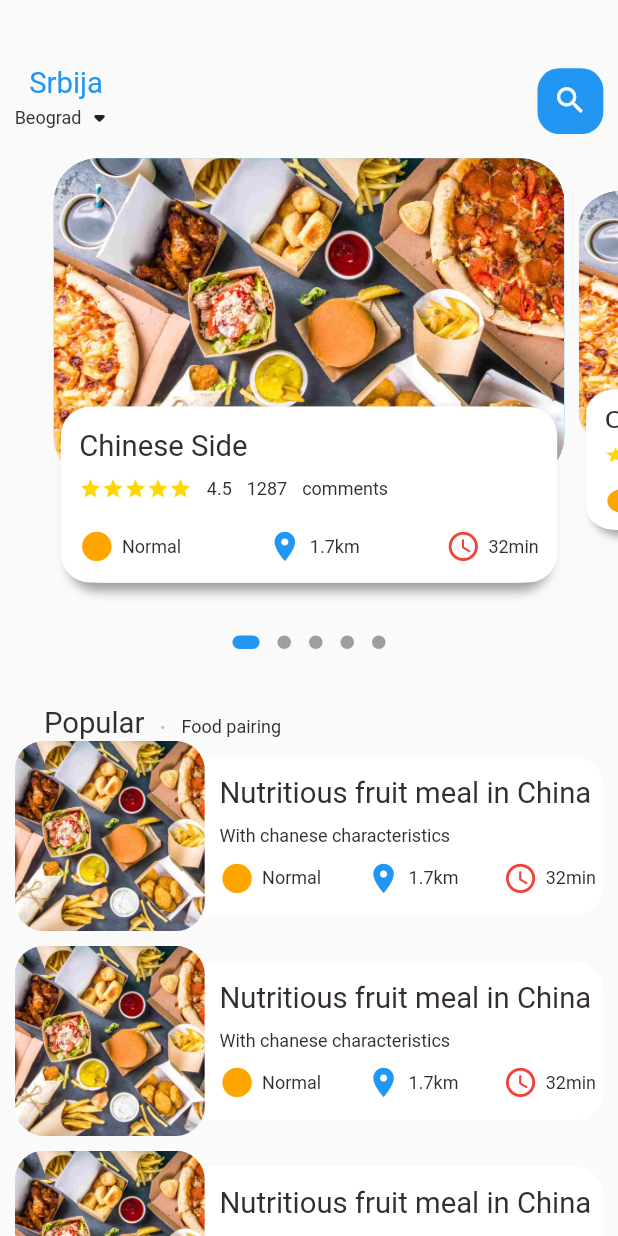
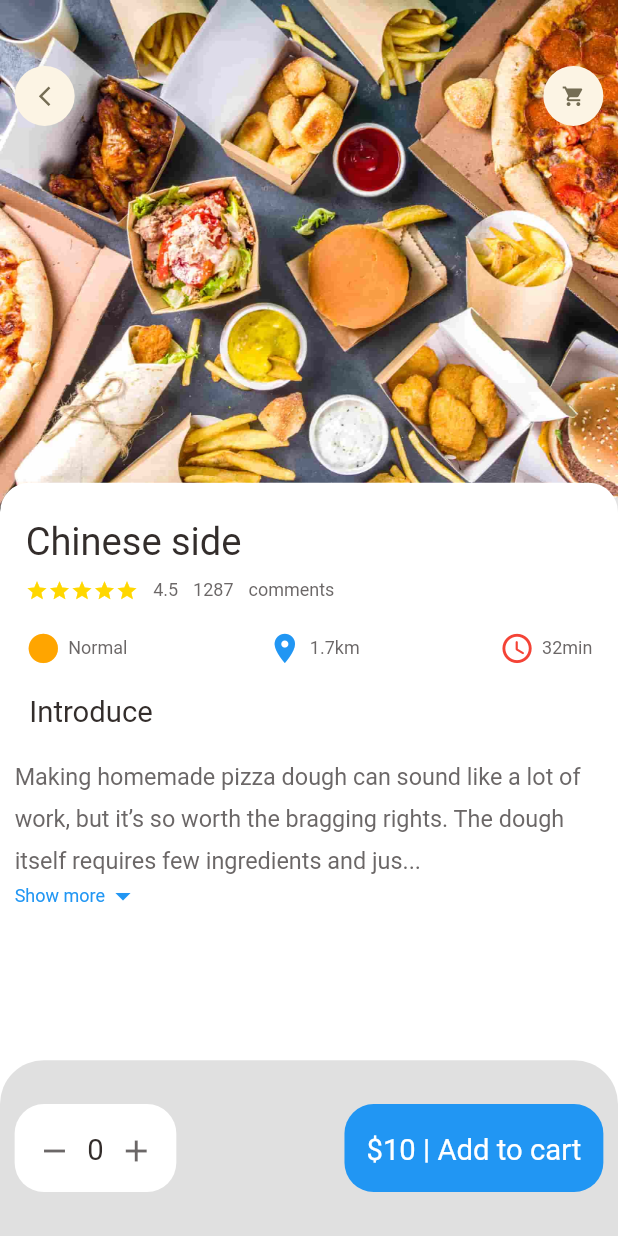
Before and after one commit to faberbg/Pastry-shop, a Flutter app: the screen it shows after launch, on a phone screen of 412 x 824 dp. Run offline on Flutter 3.47's test engine with Material 2 defaults, Android fonts, the phone set to English and light mode, and no system bars; drawn by our look-alikes of dots_indicator; our stand-ins replace get.

Commit message:
Food page
Made a food page with expendable text and navigation bar. There are new  Dimensions for font in dimensions.dart.

```diff
--- a/lib/main.dart
+++ b/lib/main.dart
@@ -1,5 +1,6 @@
 import 'package:flutter/material.dart';
-import 'package:poslasticarnica/home/main_food_page.dart';
+import 'package:poslasticarnica/pages/food/popular_food_detail.dart';
+import 'package:poslasticarnica/pages/home/main_food_page.dart';
 import 'package:get/get.dart';
 void main() {
   runApp(const MyApp());
@@ -18,7 +19,7 @@ class MyApp extends StatelessWidget {
 
         primarySwatch: Colors.blue,
       ),
-      home: MainFoodPage(),
+      home: PopularFoodDetail(),
     );
   }
 }
--- /dev/null
+++ b/lib/pages/food/popular_food_detail.dart
@@ -0,0 +1,129 @@
+import 'package:flutter/cupertino.dart';
+import 'package:flutter/material.dart';
+import 'package:poslasticarnica/utils/dimensions.dart';
+import 'package:poslasticarnica/widgets/app_column.dart';
+import 'package:poslasticarnica/widgets/app_icon.dart';
+import 'package:poslasticarnica/widgets/big_text.dart';
+import 'package:poslasticarnica/widgets/expandable_text_widget.dart';
+import 'package:poslasticarnica/widgets/icon_and_text_widget.dart';
+import 'package:poslasticarnica/widgets/small_text.dart';
+
+class PopularFoodDetail extends StatelessWidget {
+  const PopularFoodDetail({Key? key}) : super(key: key);
+
+  @override
+  Widget build(BuildContext context) {
+    return Scaffold(
+      backgroundColor: Colors.white,
+     body: Stack(
+       children: [
+         //background image
+         Positioned(
+           left: 0,
+           right: 0,
+           child: Container(
+             width: double.maxFinite,
+             height: Dimensions.popularFoodimgSize,
+             decoration: BoxDecoration(
+               image: DecorationImage(
+                 fit: BoxFit.cover,
+                 image: AssetImage(
+                   "assets/image/food1.jpg"
+                 )
+               )
+             ),
+           ),
+         ),
+         //icon widget
+         Positioned(
+             left: Dimensions.width20,
+             right: Dimensions.width20,
+             top: Dimensions.height45,
+             child: Row(
+               mainAxisAlignment: MainAxisAlignment.spaceBetween,
+              children: [
+                AppIcon(icon:Icons.arrow_back_ios_new ),
+                AppIcon(icon:Icons.shopping_cart )
+
+              ],
+             )),
+         //intoduction od food
+         Positioned(
+           left: 0,
+           right: 0,
+           bottom: 0,
+           top: Dimensions.popularFoodimgSize-20,
+           child: Container(
+             padding: EdgeInsets.only(left: Dimensions.width20,right: Dimensions.width20,top:Dimensions.height10),
+             decoration: BoxDecoration(
+               borderRadius: BorderRadius.only(
+                 topRight:Radius.circular(Dimensions.radius20),
+                 topLeft:Radius.circular(Dimensions.radius20)
+               ),
+               color: Colors.white
+             ),
+             child: Column(
+
+               crossAxisAlignment: CrossAxisAlignment.start,
+
+               children: [
+
+                 AppColumn(text: "Chinese side"),
+                 SizedBox(height: Dimensions.height20),
+                 Container(
+                   padding: EdgeInsets.only(left: Dimensions.width20),
+                   child: BigText(text: "Introduce"),
+                 ),
+                 SizedBox(height: Dimensions.height15),
+                 Expanded(child: SingleChildScrollView(child: ExpandableTextWidget(text: "Making homemade pizza dough can sound like a lot of work, but it’s so worth the bragging rights. The dough itself requires few ingredients and just a little bit of rising and rest time. While you wait for the dough to be ready, you can get to work prepping your tomato sauce, chopping fresh vegetables, or grating the cheese you’ll put on top. Bake for 15 minutes, garnish with basil (or, let’s be real, more cheese), and enjoy showing off your way-better-than-takeout creation.Making homemade pizza dough can sound like a lot of work, but it’s so worth the bragging rights. The dough itself requires few ingredients and just a little bit of rising and rest time. While you wait for the dough to be ready, you can get to work prepping your tomato sauce, chopping fresh vegetables, or grating the cheese you’ll put on top. Bake for 15 minutes, garnish with basil (or, let’s be real, more cheese), and enjoy showing off your way-better-than-takeout creation.",))),
+               ]
+
+             ),
+
+           ),
+         )
+       ],
+     ),
+      bottomNavigationBar: Container(
+        height: Dimensions.bottomHeightBar,
+        padding: EdgeInsets.only(top: Dimensions.height30,bottom: Dimensions.height30,left: Dimensions.width20,right: Dimensions.width20),
+        decoration: BoxDecoration(
+          color: Colors.black12,
+          borderRadius: BorderRadius.only(
+             topRight: Radius.circular(Dimensions.radius30),
+             topLeft: Radius.circular(Dimensions.radius30)
+          )
+        ) ,
+        child: Row(
+          mainAxisAlignment: MainAxisAlignment.spaceBetween  ,
+          children: [
+            Container(
+              padding: EdgeInsets.only(top: Dimensions.height20,bottom: Dimensions.height20,left: Dimensions.width30,right: Dimensions.width30),
+              decoration: BoxDecoration(
+                borderRadius: BorderRadius.circular(Dimensions.radius20),
+                color: Colors.white
+              ),
+              child: Row(
+                children: [
+                  Icon(Icons.remove, color: Color(0xcd474242)),
+                  SizedBox(width: Dimensions.width20),
+                  BigText(text: "0"),
+                  SizedBox(width: Dimensions.width20),
+                  Icon(Icons.add, color: Color(0xcd474242))
+                ],
+              ),
+            ),
+            Container(
+              padding: EdgeInsets.only(top: Dimensions.height20,bottom: Dimensions.height20,left: Dimensions.width30,right: Dimensions.width30),
+              child: BigText(text:"\$10 | Add to cart", color: Colors.white),
+              decoration: BoxDecoration(
+                borderRadius: BorderRadius.circular(Dimensions.radius20),
+                color: Colors.blue
+              ),
+            )
+          ],
+        ),
+      ),
+    );
+  }
+}
--- a/lib/home/food_page_body.dart
+++ b/lib/pages/home/food_page_body.dart
@@ -2,10 +2,12 @@ import 'package:dots_indicator/dots_indicator.dart';
 import 'package:flutter/cupertino.dart';
 import 'package:flutter/material.dart';
 import 'package:poslasticarnica/utils/dimensions.dart';
+import 'package:poslasticarnica/widgets/app_column.dart';
 import 'package:poslasticarnica/widgets/big_text.dart';
+import 'package:poslasticarnica/widgets/icon_and_text_widget.dart';
 import 'package:poslasticarnica/widgets/small_text.dart';
 
-import '../widgets/icon_and_text_widget.dart';
+
 
 class FoodPageBody extends StatefulWidget {
   const FoodPageBody({Key? key}) : super(key: key);
@@ -214,40 +216,7 @@ class _FoodPageBodyState extends State<FoodPageBody> {
                       ]
 
                   ),
-                child: Container(
-                  padding: EdgeInsets.only(top:Dimensions.height15,left: Dimensions.width15,right: Dimensions.width15),
-                  child: Column(
-                    crossAxisAlignment: CrossAxisAlignment.start,
-                    children: [
-                      BigText(text: "Chinese Side"),
-                      SizedBox(height: Dimensions.height10,),
-                      Row(
-                        children: [
-                          Wrap(
-                            children: List.generate(5, (index) {
-                              return Icon(Icons.star, color: Color(0xFFFFD700), size: 15,);
-                            }),
-                          ),
-                          SizedBox(width: 10,),
-                          SmallText(text: "4.5"),
-                          SizedBox(width: 10,),
-                          SmallText(text: "1287"),
-                          SizedBox(width: 10,),
-                          SmallText(text: "comments")
-                        ],
-                      ),
-                      SizedBox(height: Dimensions.height20,),
-                      Row(
-                        mainAxisAlignment: MainAxisAlignment.spaceBetween,
-                        children: [
-                          IconAndTextWidget(icon: Icons.circle_sharp,text: "Normal",iconColor: Color(0xFFFFA500),),
-                          IconAndTextWidget(icon: Icons.location_on,text: "1.7km",iconColor: Colors.blue,),
-                          IconAndTextWidget(icon: Icons.access_time_rounded,text: "32min",iconColor: Colors.red,)
-                        ],
-                      )
-                    ],
-                  ),
-                ),
+                child: AppColumn(text: "Chinise Side"),
                 )
           )
         ],
--- a/lib/home/main_food_page.dart
+++ b/lib/pages/home/main_food_page.dart
@@ -1,10 +1,11 @@
 import 'package:flutter/cupertino.dart';
 import 'package:flutter/material.dart';
-import 'package:poslasticarnica/home/food_page_body.dart';
+import 'package:poslasticarnica/pages/home/food_page_body.dart';
+import 'package:poslasticarnica/utils/dimensions.dart';
 import 'package:poslasticarnica/widgets/big_text.dart';
 import 'package:poslasticarnica/widgets/small_text.dart';
 
-import '../utils/dimensions.dart';
+
 
 class MainFoodPage extends StatefulWidget {
   const MainFoodPage({Key? key}) : super(key: key);
--- a/lib/utils/dimensions.dart
+++ b/lib/utils/dimensions.dart
@@ -21,14 +21,25 @@ class Dimensions{
   static double width30 = screenWidth/28.13;
   //font
   static double font20 = screenHeight/42.2;
+  static double font16 = screenHeight/52.75;
+  static double font26 = screenHeight/32.46;
   //radius
   static double radius15 = screenHeight/56.27;
   static double radius20 = screenHeight/42.2;
   static double radius30 = screenHeight/28.13;
   //icon size
   static double iconSize24 = screenHeight/35.17;
+  static double iconSize16 = screenHeight/52.75;
+
 
   // list view size
-  static double listViewImgSize=screenWidth/3.25;
-  static double listViewTextContSize=screenWidth/3.9;
+  static double listViewImgSize = screenWidth/3.25;
+  static double listViewTextContSize = screenWidth/3.9;
+
+  //popular food
+  static double popularFoodimgSize = screenHeight/2.41;
+
+  //bottom heigth
+  static double bottomHeightBar=screenHeight/7.03;
+
 }
--- /dev/null
+++ b/lib/widgets/app_column.dart
@@ -0,0 +1,49 @@
+import 'package:flutter/cupertino.dart';
+import 'package:flutter/material.dart';
+import 'package:poslasticarnica/utils/dimensions.dart';
+import 'package:poslasticarnica/widgets/big_text.dart';
+import 'package:poslasticarnica/widgets/icon_and_text_widget.dart';
+import 'package:poslasticarnica/widgets/small_text.dart';
+
+class AppColumn extends StatelessWidget {
+  final String text;
+  const AppColumn({Key? key, required this.text}) : super(key: key);
+
+  @override
+  Widget build(BuildContext context) {
+    return Container(
+      padding: EdgeInsets.only(top:Dimensions.height15,left: Dimensions.width15,right: Dimensions.width15),
+      child: Column(
+        crossAxisAlignment: CrossAxisAlignment.start,
+        children: [
+          BigText(text: text,size: Dimensions.font26),
+          SizedBox(height: Dimensions.height10,),
+          Row(
+            children: [
+              Wrap(
+                children: List.generate(5, (index) {
+                  return Icon(Icons.star, color: Color(0xFFFFD700), size: 15,);
+                }),
+              ),
+              SizedBox(width: 10,),
+              SmallText(text: "4.5"),
+              SizedBox(width: 10,),
+              SmallText(text: "1287"),
+              SizedBox(width: 10,),
+              SmallText(text: "comments")
+            ],
+          ),
+          SizedBox(height: Dimensions.height20,),
+          Row(
+            mainAxisAlignment: MainAxisAlignment.spaceBetween,
+            children: [
+              IconAndTextWidget(icon: Icons.circle_sharp,text: "Normal",iconColor: Color(0xFFFFA500),),
+              IconAndTextWidget(icon: Icons.location_on,text: "1.7km",iconColor: Colors.blue,),
+              IconAndTextWidget(icon: Icons.access_time_rounded,text: "32min",iconColor: Colors.red,)
+            ],
+          )
+        ],
+      ),
+    );
+  }
+}
--- /dev/null
+++ b/lib/widgets/app_icon.dart
@@ -0,0 +1,32 @@
+import 'package:flutter/cupertino.dart';
+import 'package:poslasticarnica/utils/dimensions.dart';
+
+class AppIcon extends StatelessWidget {
+  final IconData icon;
+  final Color backgroundColor;
+  final Color iconColor;
+  final double size;
+  AppIcon({Key? key,
+    required this.
+    icon,this.backgroundColor= const Color(0xFFfcf4e4),
+    this.iconColor=const Color(0xFF756d54),
+    this.size=40
+  }) : super(key: key);
+
+  @override
+  Widget build(BuildContext context) {
+    return Container(
+      width: size,
+      height: size,
+      decoration: BoxDecoration(
+        borderRadius: BorderRadius.circular(size/2),
+        color: backgroundColor
+      ),
+      child: Icon(
+        icon,
+        color:iconColor,
+        size: Dimensions.iconSize16
+      ),
+    );
+  }
+}
--- /dev/null
+++ b/lib/widgets/expandable_text_widget.dart
@@ -0,0 +1,58 @@
+import 'package:flutter/cupertino.dart';
+import 'package:flutter/material.dart';
+import 'package:poslasticarnica/utils/dimensions.dart';
+import 'package:poslasticarnica/widgets/small_text.dart';
+
+class ExpandableTextWidget extends StatefulWidget {
+  final String text;
+  const ExpandableTextWidget({Key? key, required this.text}) : super(key: key);
+
+  @override
+  State<ExpandableTextWidget> createState() => _ExpandableTextWidgetState();
+}
+
+class _ExpandableTextWidgetState extends State<ExpandableTextWidget> {
+  late String firstHalf;
+  late String secondHalf;
+
+  bool hiddenText=true;
+
+  double textHeight= Dimensions.screenHeight/5.63;
+
+  @override
+  void initState(){
+    super.initState();
+    if(widget.text.length>textHeight){
+      firstHalf=widget.text.substring(0,textHeight.toInt());
+      secondHalf=widget.text.substring(textHeight.toInt()+1,widget.text.length);
+    }else{
+      firstHalf=widget.text;
+      secondHalf="";
+    }
+  }
+  @override
+  Widget build(BuildContext context) {
+    return Container(
+      child: secondHalf.isEmpty?SmallText(height:1.8,size:Dimensions.font16,text:firstHalf): Column(
+        children: [
+          SmallText(height:1.8,size:Dimensions.font16,text: hiddenText?(firstHalf+"..."):(firstHalf+secondHalf)),
+          InkWell(
+            onTap: (){
+              setState(() {
+                hiddenText=!hiddenText;
+              });
+
+            },
+            child: Row(
+              children: [
+                SmallText(text:hiddenText? "Show more":"Show less",color: Colors.blue,),
+                Icon(hiddenText?Icons.arrow_drop_down:Icons.arrow_drop_up,color: Colors.blue,)
+              ],
+            ),
+          )
+        ],
+      ),
+
+    );
+  }
+}
--- a/lib/widgets/small_text.dart
+++ b/lib/widgets/small_text.dart
@@ -7,7 +7,7 @@ class SmallText extends StatelessWidget {
   double height;
 
 
-  SmallText({Key? key,  this.color= const Color(0xFF332d2b), required this.text,
+  SmallText({Key? key,  this.color= const Color(0xcd474242), required this.text,
     this.size=12,
     this.height=1.2
 
```
